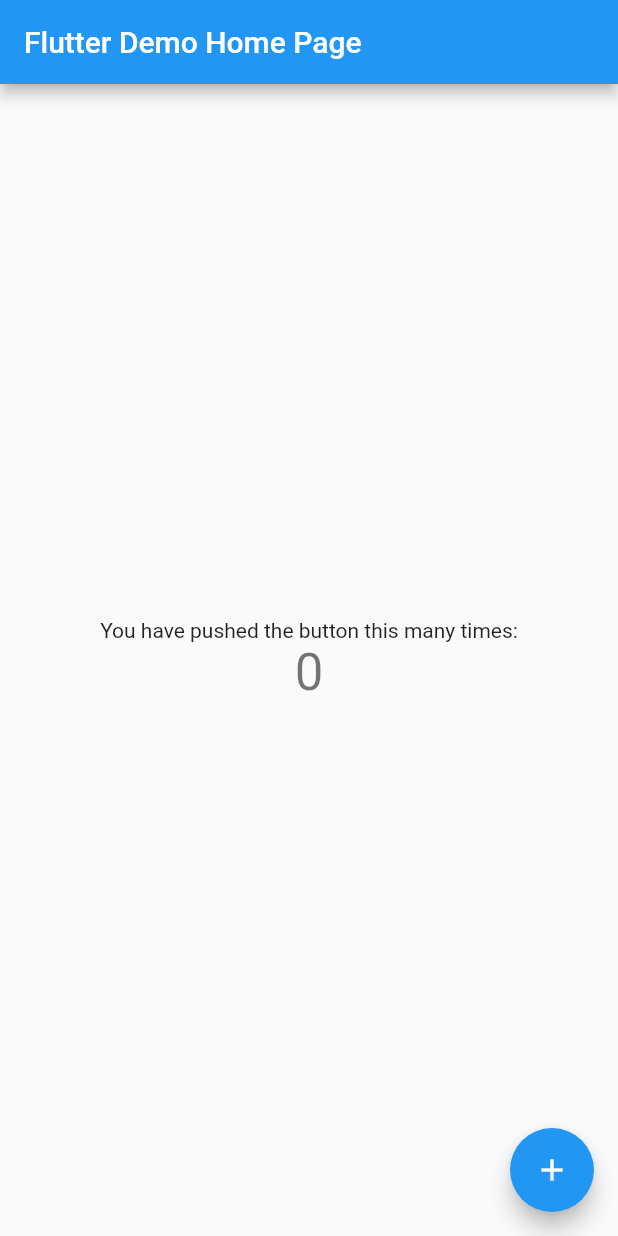
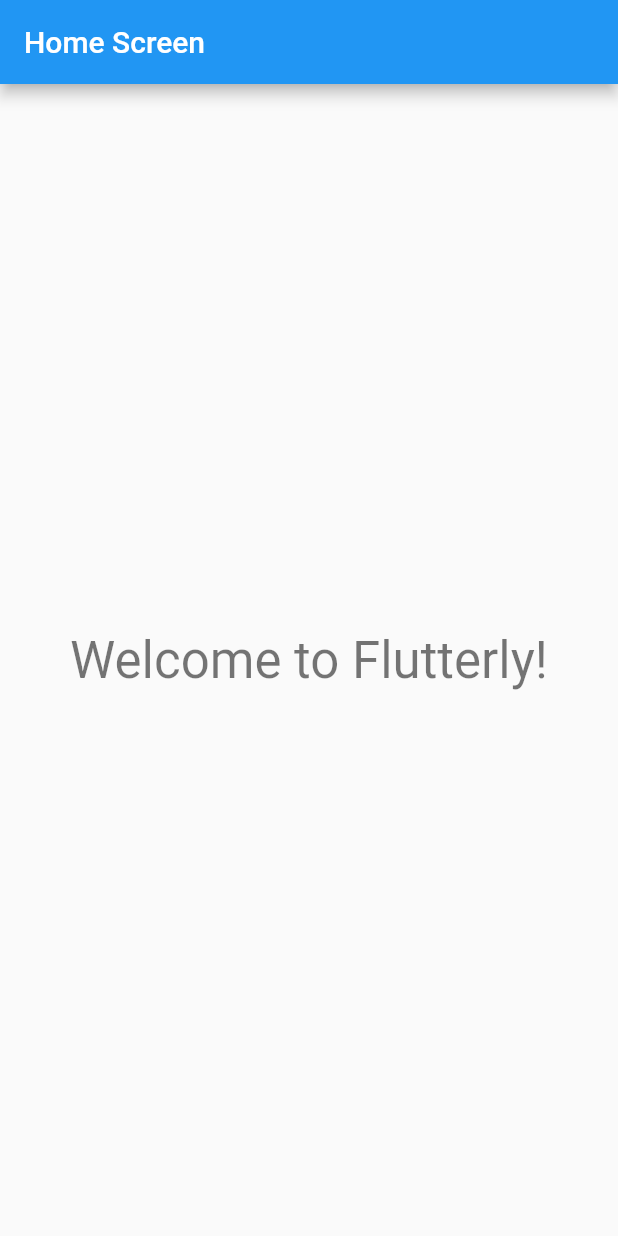
Before and after one commit to TheWCKD/BlocArchitectureStartupProject, a Flutter app: the screen it shows after launch, on a phone screen of 412 x 824 dp. Run offline on Flutter 3.47's test engine with Material 2 defaults, Android fonts, the phone set to English and light mode, and no system bars; our stand-ins replace flutter_bloc.

Commit message:
updated project skeleton

```diff
--- /dev/null
+++ b/lib/constants/strings.dart
@@ -0,0 +1,6 @@
+class Strings {
+  // HomeScreen Strings
+  static final homeScreenTitle = 'Home Screen';
+
+  static final homeScreenCenterText = 'Welcome to Flutterly!';
+}
--- a/lib/main.dart
+++ b/lib/main.dart
@@ -1,117 +1,31 @@
+import 'package:bloc_architecture_app/presentation/router/app_router.dart';
 import 'package:flutter/material.dart';
+import 'package:flutter_bloc/flutter_bloc.dart';
+
+import 'logic/debug/app_bloc_observer.dart';
 
 void main() {
-  runApp(MyApp());
+  Bloc.observer = AppBlocObserver();
+  runApp(MyApp(
+    appRouter: AppRouter(),
+  ));
 }
 
 class MyApp extends StatelessWidget {
-  // This widget is the root of your application.
+  final AppRouter appRouter;
+
+  const MyApp({Key key, @required this.appRouter}) : super(key: key);
+
   @override
   Widget build(BuildContext context) {
     return MaterialApp(
-      title: 'Flutter Demo',
+      title: 'App Name',
       theme: ThemeData(
-        // This is the theme of your application.
-        //
-        // Try running your application with "flutter run". You'll see the
-        // application has a blue toolbar. Then, without quitting the app, try
-        // changing the primarySwatch below to Colors.green and then invoke
-        // "hot reload" (press "r" in the console where you ran "flutter run",
-        // or simply save your changes to "hot reload" in a Flutter IDE).
-        // Notice that the counter didn't reset back to zero; the application
-        // is not restarted.
         primarySwatch: Colors.blue,
-        // This makes the visual density adapt to the platform that you run
-        // the app on. For desktop platforms, the controls will be smaller and
-        // closer together (more dense) than on mobile platforms.
         visualDensity: VisualDensity.adaptivePlatformDensity,
       ),
-      home: MyHomePage(title: 'Flutter Demo Home Page'),
+      debugShowCheckedModeBanner: false,
+      onGenerateRoute: appRouter.onGenerateRoute,
     );
   }
 }
-
-class MyHomePage extends StatefulWidget {
-  MyHomePage({Key key, this.title}) : super(key: key);
-
-  // This widget is the home page of your application. It is stateful, meaning
-  // that it has a State object (defined below) that contains fields that affect
-  // how it looks.
-
-  // This class is the configuration for the state. It holds the values (in this
-  // case the title) provided by the parent (in this case the App widget) and
-  // used by the build method of the State. Fields in a Widget subclass are
-  // always marked "final".
-
-  final String title;
-
-  @override
-  _MyHomePageState createState() => _MyHomePageState();
-}
-
-class _MyHomePageState extends State<MyHomePage> {
-  int _counter = 0;
-
-  void _incrementCounter() {
-    setState(() {
-      // This call to setState tells the Flutter framework that something has
-      // changed in this State, which causes it to rerun the build method below
-      // so that the display can reflect the updated values. If we changed
-      // _counter without calling setState(), then the build method would not be
-      // called again, and so nothing would appear to happen.
-      _counter++;
-    });
-  }
-
-  @override
-  Widget build(BuildContext context) {
-    // This method is rerun every time setState is called, for instance as done
-    // by the _incrementCounter method above.
-    //
-    // The Flutter framework has been optimized to make rerunning build methods
-    // fast, so that you can just rebuild anything that needs updating rather
-    // than having to individually change instances of widgets.
-    return Scaffold(
-      appBar: AppBar(
-        // Here we take the value from the MyHomePage object that was created by
-        // the App.build method, and use it to set our appbar title.
-        title: Text(widget.title),
-      ),
-      body: Center(
-        // Center is a layout widget. It takes a single child and positions it
-        // in the middle of the parent.
-        child: Column(
-          // Column is also a layout widget. It takes a list of children and
-          // arranges them vertically. By default, it sizes itself to fit its
-          // children horizontally, and tries to be as tall as its parent.
-          //
-          // Invoke "debug painting" (press "p" in the console, choose the
-          // "Toggle Debug Paint" action from the Flutter Inspector in Android
-          // Studio, or the "Toggle Debug Paint" command in Visual Studio Code)
-          // to see the wireframe for each widget.
-          //
-          // Column has various properties to control how it sizes itself and
-          // how it positions its children. Here we use mainAxisAlignment to
-          // center the children vertically; the main axis here is the vertical
-          // axis because Columns are vertical (the cross axis would be
-          // horizontal).
-          mainAxisAlignment: MainAxisAlignment.center,
-          children: <Widget>[
-            Text(
-              'You have pushed the button this many times:',
-            ),
-            Text(
-              '$_counter',
-              style: Theme.of(context).textTheme.headline4,
-            ),
-          ],
-        ),
-      ),
-      floatingActionButton: FloatingActionButton(
-        onPressed: _incrementCounter,
-        tooltip: 'Increment',
-        child: Icon(Icons.add),
-      ), // This trailing comma makes auto-formatting nicer for build methods.
-    );
-  }
-}
--- /dev/null
+++ b/lib/presentation/router/app_router.dart
@@ -0,0 +1,18 @@
+import 'package:bloc_architecture_app/constants/strings.dart';
+import 'package:bloc_architecture_app/presentation/screens/home_screen/home_screen.dart';
+import 'package:flutter/material.dart';
+
+class AppRouter {
+  Route onGenerateRoute(RouteSettings settings) {
+    switch (settings.name) {
+      case '/':
+        return MaterialPageRoute(
+          builder: (_) => HomeScreen(
+            title: Strings.homeScreenTitle,
+          ),
+        );
+      default:
+        return null;
+    }
+  }
+}
--- /dev/null
+++ b/lib/presentation/screens/home_screen/home_screen.dart
@@ -0,0 +1,28 @@
+import 'package:bloc_architecture_app/constants/strings.dart';
+import 'package:flutter/material.dart';
+
+class HomeScreen extends StatelessWidget {
+  HomeScreen({Key key, this.title}) : super(key: key);
+
+  final String title;
+
+  @override
+  Widget build(BuildContext context) {
+    return Scaffold(
+      appBar: AppBar(
+        title: Text(title),
+      ),
+      body: Center(
+        child: Column(
+          mainAxisAlignment: MainAxisAlignment.center,
+          children: <Widget>[
+            Text(
+              Strings.homeScreenCenterText,
+              style: Theme.of(context).textTheme.headline4,
+            ),
+          ],
+        ),
+      ),
+    );
+  }
+}
```
Also changed, not shown: lib/logic/debug/app_bloc_observer.dart (added, +39 -0 lines), pubspec.yaml (+5 -24 lines), pubspec.lock, 1 other file.
